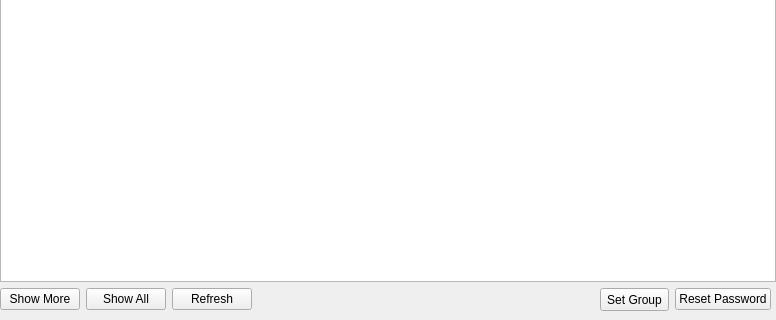
WorksAhead/Base, file BaseClient/Source/ManageUserWidget.ui: the form before one commit; both pictures show x 0 to 776 and y 303 to 623 of the 776 by 623 pixel window.
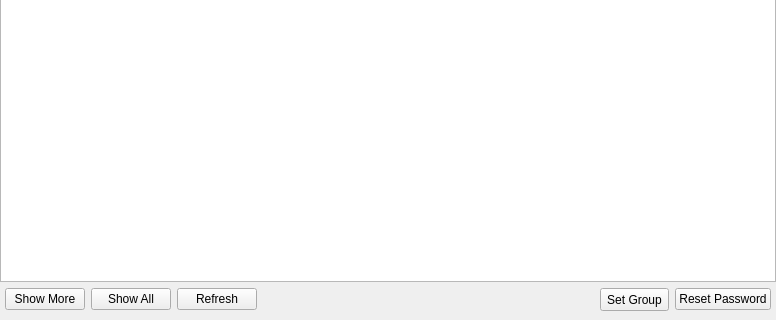
The form after the commit.

What changed in the file:
```diff
--- a/BaseClient/Source/ManageUserWidget.ui
+++ b/BaseClient/Source/ManageUserWidget.ui
@@ -67,6 +67,9 @@
    </item>
    <item>
     <layout class="QHBoxLayout" name="horizontalLayout_4">
+     <property name="leftMargin">
+      <number>5</number>
+     </property>
      <property name="rightMargin">
       <number>5</number>
      </property>
```
